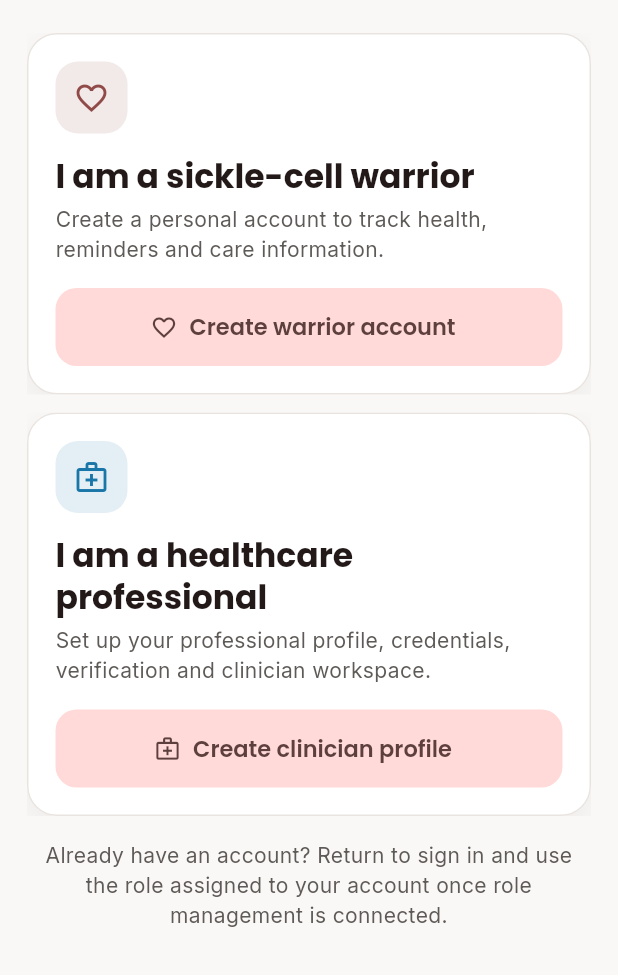
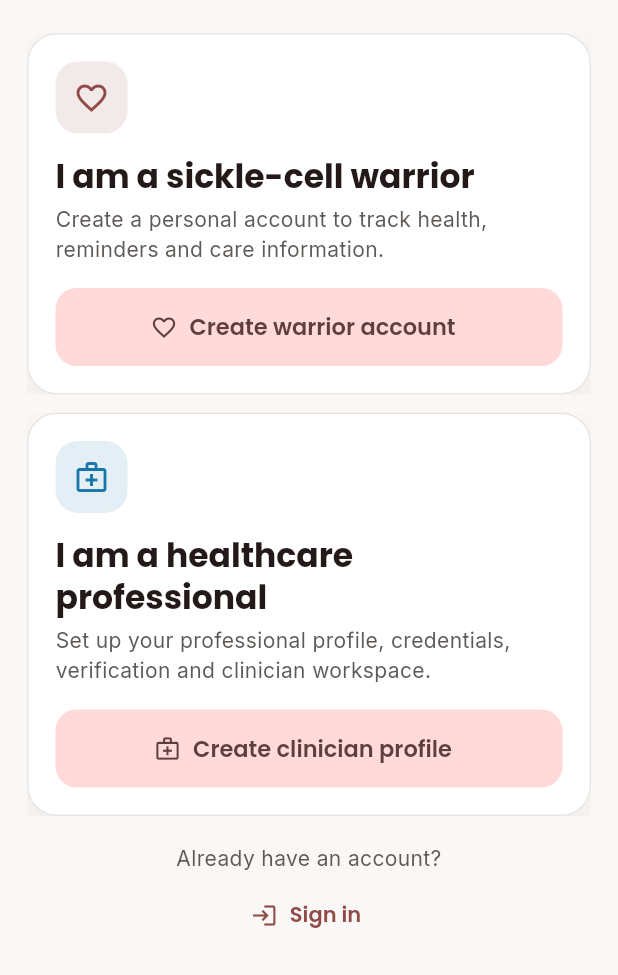
Before and after one commit to NgwinaQuinstarics/sicklecare-mobile, a Flutter app: the RoleSelectionScreen screen opened directly, scrolled down 104 dp, on a phone screen of 412 x 824 dp, the part 261-1236 px from its top. Run offline on Flutter 3.47's test engine with Material 3 defaults, Android fonts, the phone set to English and light mode, and no system bars; our stand-ins replace animate_do, awesome_notifications, cloud_firestore, cloud_functions, firebase_auth, firebase_core and 12 more; missing offline and left inert: firebase_app_check; accounts and stored records are empty.

Commit message:
fix: add explicit return to sign in

```diff
--- a/sicklecare_app/lib/screens/auth/role_selection_screen.dart
+++ b/sicklecare_app/lib/screens/auth/role_selection_screen.dart
@@ -96,11 +96,21 @@ class RoleSelectionScreen extends StatelessWidget {
                   accent: const Color(0xFF1976A8),
                   onPressed: () => _openDoctorRegistration(context),
                 ),
-                const SizedBox(height: 16),
+                const SizedBox(height: 18),
                 Text(
-                  'Already have an account? Return to sign in and use the role assigned to your account once role management is connected.',
+                  'Already have an account?',
                   textAlign: TextAlign.center,
                   style: TextStyle(color: cs.onSurfaceVariant, height: 1.4),
+                ),
+                const SizedBox(height: 4),
+                Center(
+                  child: TextButton.icon(
+                    onPressed: Navigator.of(context).canPop()
+                        ? () => Navigator.of(context).pop()
+                        : null,
+                    icon: const Icon(Icons.login_outlined),
+                    label: const Text('Sign in'),
+                  ),
                 ),
               ],
             ),
```
Also changed, not shown: 1 other file.
